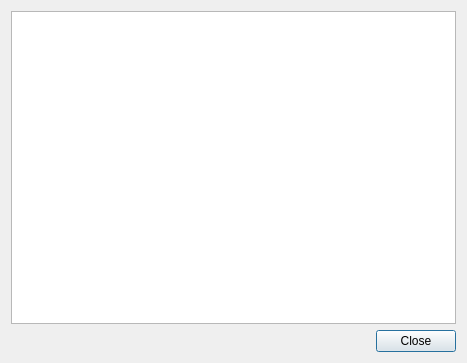
First picture: the form in plugin/MetaSearch/ui/responsedialog.ui, repository nextgis/qgis_cswclient, before the edit.
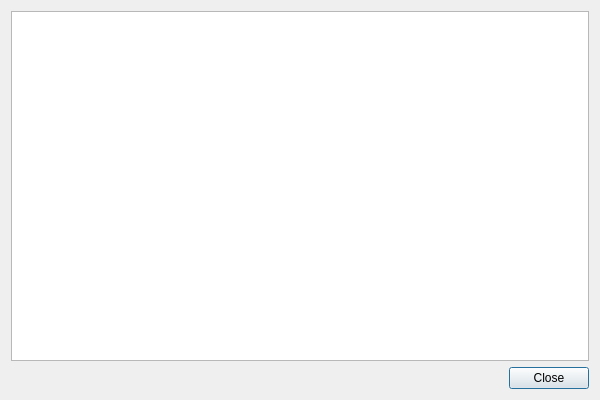
Second picture: the form after the edit.

Diff of the .ui file:
```diff
--- a/plugin/MetaSearch/ui/responsedialog.ui
+++ b/plugin/MetaSearch/ui/responsedialog.ui
@@ -6,8 +6,8 @@
    <rect>
     <x>0</x>
     <y>0</y>
-    <width>467</width>
-    <height>363</height>
+    <width>600</width>
+    <height>400</height>
    </rect>
   </property>
   <property name="windowTitle">
```
